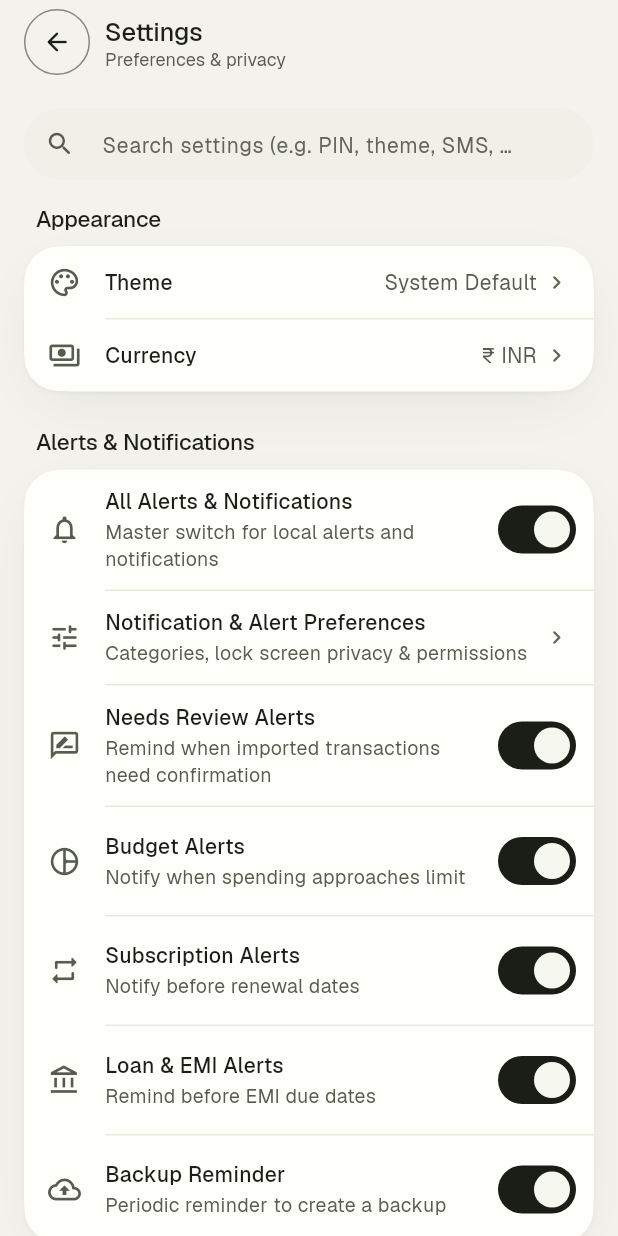
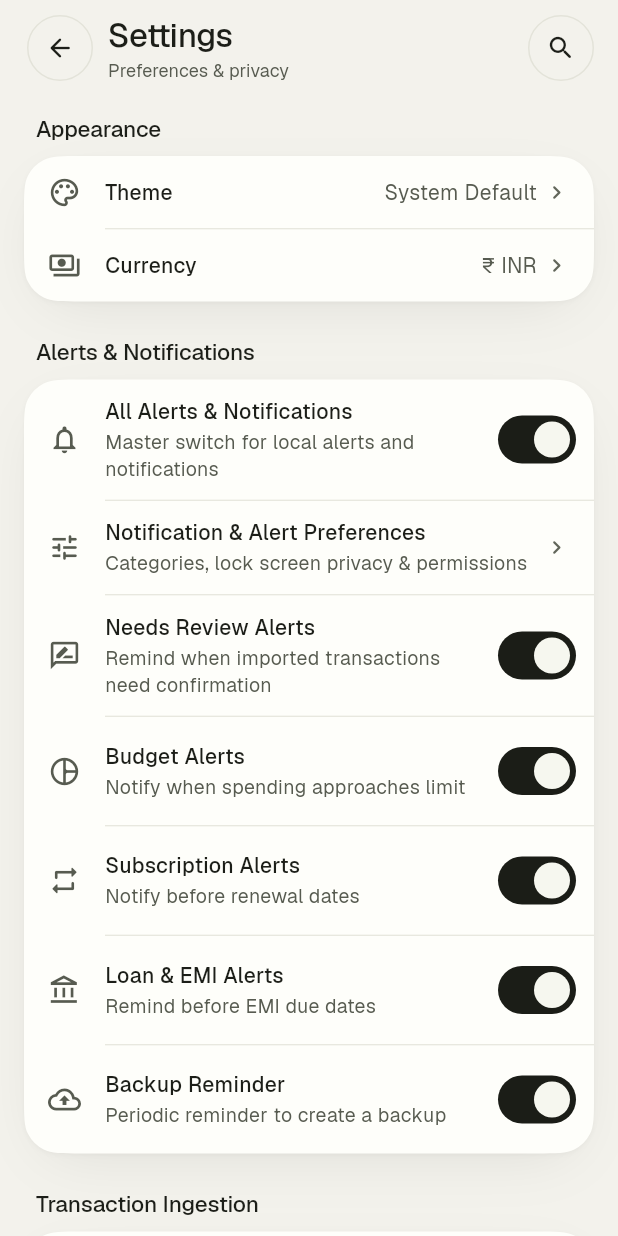
Before and after one commit to Shibilimohdtp/financeflow, a Flutter app: the SettingsDetailScreen screen opened directly, on a phone screen of 412 x 824 dp. Run offline on Flutter 3.47's test engine with Material 3 defaults, Android fonts, the phone set to English and light mode, and no system bars; our stand-ins replace file_picker, flutter_local_notifications, flutter_riverpod, flutter_secure_storage, flutter_timezone, isar and 3 more; accounts and stored records are empty; generated files the repository leaves out were written again; project files that could hold a hidden picture were left out.

Commit message:
feat(settings): dynamic search bar in the app bar, as on Transactions
Co-Authored-By: Claude Haiku 5.5 <noreply@anthropic.com>

```diff
--- a/lib/features/settings/settings_detail_screen.dart
+++ b/lib/features/settings/settings_detail_screen.dart
@@ -13,9 +13,9 @@ import '../../shared/widgets/ff_hold_to_confirm_button.dart';
 import '../../shared/widgets/ff_row.dart';
 import '../../shared/widgets/ff_section_header.dart';
 import '../../shared/widgets/ff_settings_index.dart';
-import '../../shared/widgets/ff_text_field.dart';
 import '../../shared/widgets/ff_toast.dart';
-import '../../shared/widgets/ff_page_scaffold.dart';
+import '../../shared/widgets/ff_page_header.dart';
+import '../../shared/widgets/ff_round_buttons.dart';
 import '../../theme/ff.dart';
 import '../alerts/alert_settings_sheet.dart';
 import '../alerts/alerts_inbox_screen.dart';
@@ -42,12 +42,31 @@ class SettingsDetailScreen extends ConsumerStatefulWidget {
 
 class _SettingsDetailScreenState extends ConsumerState<SettingsDetailScreen> {
   final TextEditingController _searchController = TextEditingController();
+  final FocusNode _searchFocusNode = FocusNode();
   String _searchQuery = '';
+  bool _isSearchOpen = false;
 
   @override
   void dispose() {
     _searchController.dispose();
+    _searchFocusNode.dispose();
     super.dispose();
+  }
+
+  void _openSearch() {
+    setState(() => _isSearchOpen = true);
+    WidgetsBinding.instance.addPostFrameCallback((_) {
+      if (mounted) _searchFocusNode.requestFocus();
+    });
+  }
+
+  void _closeSearch() {
+    _searchFocusNode.unfocus();
+    _searchController.clear();
+    setState(() {
+      _isSearchOpen = false;
+      _searchQuery = '';
+    });
   }
 
   void _push(BuildContext context, Widget screen) {
@@ -137,32 +156,66 @@ class _SettingsDetailScreenState extends ConsumerState<SettingsDetailScreen> {
     final searchMatches =
         isSearching ? searchSettings(_searchQuery) : const <SettingsEntry>[];
 
-    return FfPageScaffold(
+    final canPop = Navigator.of(context).canPop();
+
+    return Scaffold(
+      backgroundColor: context.ff.color.surfacePage,
+      body: SafeArea(
+        bottom: false,
+        child: CustomScrollView(
+          keyboardDismissBehavior: ScrollViewKeyboardDismissBehavior.onDrag,
+          slivers: [
+            SliverPersistentHeader(
+              pinned: _isSearchOpen,
+              delegate: FfPageHeaderSliverDelegate(
+                height: FfPageHeader.totalHeight,
+                isPinned: _isSearchOpen,
+                child: FfPageHeader(
                   title: 'Settings',
                   subtitle: 'Preferences & privacy',
-      body: ListView(
-        padding: const EdgeInsets.symmetric(
-          horizontal: FfSpace.pageMargin,
-          vertical: FfSpace.md,
+                  onBack:
+                      canPop ? () => Navigator.of(context).maybePop() : null,
+                  isSearchOpen: _isSearchOpen,
+                  searchController: _searchController,
+                  searchFocusNode: _searchFocusNode,
+                  searchHint: 'Search settings, e.g. PIN, theme, SMS…',
+                  onSearchChanged: (val) => setState(() => _searchQuery = val),
+                  onSearchClear:
+                      () => setState(() {
+                        _searchController.clear();
+                        _searchQuery = '';
+                      }),
+                  onCloseSearch: _closeSearch,
+                  actions: [
+                    FfCircleButton(
+                      icon: Icons.search_rounded,
+                      tooltip: 'Search settings',
+                      soft: true,
+                      onPressed: _openSearch,
                     ),
-        children: [
-          // ── Search Field ─────────────────────────────────────────────────
-          FfTextField.search(
-            controller: _searchController,
-            hint: 'Search settings (e.g. PIN, theme, SMS, currency)...',
-            onChanged: (val) => setState(() => _searchQuery = val),
-            onSubmitted: (val) => setState(() => _searchQuery = val),
+                  ],
                 ),
-
-          const SizedBox(height: FfSpace.md),
-
+              ),
+            ),
+            SliverPadding(
+              padding: const EdgeInsets.fromLTRB(
+                FfSpace.pageMargin,
+                FfSpace.md,
+                FfSpace.pageMargin,
+                FfSpace.x4l,
+              ),
+              sliver: SliverList(
+                delegate: SliverChildListDelegate([
                   // ── If Searching: Show Matching Results ──────────────────────────
                   if (isSearching) ...[
                     SettingsSearchResults(
                       results: searchMatches,
                       onSelect:
-                  (entry) =>
-                      _handleDestination(context, entry.destination, settings),
+                          (entry) => _handleDestination(
+                            context,
+                            entry.destination,
+                            settings,
+                          ),
                     ),
                   ] else ...[
                     // ── 1. Appearance ────────────────────────────────────────────────
@@ -174,7 +227,12 @@ class _SettingsDetailScreenState extends ConsumerState<SettingsDetailScreen> {
                           icon: Icons.palette_outlined,
                           title: 'Theme',
                           detail: settings.themePreference.displayName,
-                  onTap: () => showSettingsThemePicker(context, ref, settings),
+                          onTap:
+                              () => showSettingsThemePicker(
+                                context,
+                                ref,
+                                settings,
+                              ),
                         ),
                         FfRow(
                           icon: Icons.payments_outlined,
@@ -186,7 +244,11 @@ class _SettingsDetailScreenState extends ConsumerState<SettingsDetailScreen> {
                             return '${currency.symbol} ${currency.code}';
                           }(),
                           onTap:
-                      () => showSettingsCurrencyPicker(context, ref, settings),
+                              () => showSettingsCurrencyPicker(
+                                context,
+                                ref,
+                                settings,
+                              ),
                         ),
                       ],
                     ),
@@ -201,7 +263,8 @@ class _SettingsDetailScreenState extends ConsumerState<SettingsDetailScreen> {
                         FfRow.toggle(
                           icon: Icons.notifications_outlined,
                           title: 'All Alerts & Notifications',
-                  subtitle: 'Master switch for local alerts and notifications',
+                          subtitle:
+                              'Master switch for local alerts and notifications',
                           value:
                               settings.isAlertsEnabled &&
                               settings.isLocalNotificationsEnabled,
@@ -219,7 +282,8 @@ class _SettingsDetailScreenState extends ConsumerState<SettingsDetailScreen> {
                         FfRow(
                           icon: Icons.tune_rounded,
                           title: 'Notification & Alert Preferences',
-                  subtitle: 'Categories, lock screen privacy & permissions',
+                          subtitle:
+                              'Categories, lock screen privacy & permissions',
                           onTap: () => AlertSettingsSheet.show(context),
                         ),
                         FfRow.toggle(
@@ -352,7 +416,10 @@ class _SettingsDetailScreenState extends ConsumerState<SettingsDetailScreen> {
                               ingestionStatus?.notificationAccess == true,
                           onChanged: (val) {
                             if (val) {
-                      _push(context, const NotificationPermissionScreen());
+                              _push(
+                                context,
+                                const NotificationPermissionScreen(),
+                              );
                             } else {
                               ref
                                   .read(settingsControllerProvider.notifier)
@@ -385,7 +452,9 @@ class _SettingsDetailScreenState extends ConsumerState<SettingsDetailScreen> {
                               ref
                                   .read(settingsControllerProvider.notifier)
                                   .updateSettings(
-                            settings.copyWith(isSmsDetectionEnabled: false),
+                                    settings.copyWith(
+                                      isSmsDetectionEnabled: false,
+                                    ),
                                   );
                             }
                           },
@@ -468,7 +537,11 @@ class _SettingsDetailScreenState extends ConsumerState<SettingsDetailScreen> {
 
                     const SizedBox(height: FfSpace.x4l),
                   ],
+                ]),
+              ),
+            ),
           ],
+        ),
       ),
     );
   }
```
Also changed, not shown: 2 other files. Lines whose indentation alone changed are shown as unchanged.
